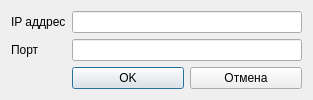
This is ethernetsettingwindow.ui in Gorbykov/InterfaceTester as Qt 5 draws it before an edit. The edited form follows.
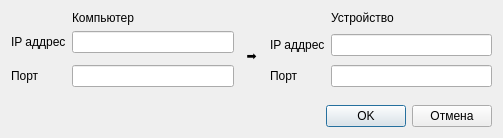
This is the edited form.

Commit message: two port

```diff
--- a/ethernetsettingwindow.ui
+++ b/ethernetsettingwindow.ui
@@ -6,36 +6,93 @@
    <rect>
     <x>0</x>
     <y>0</y>
-    <width>313</width>
-    <height>95</height>
+    <width>503</width>
+    <height>114</height>
    </rect>
   </property>
   <property name="windowTitle">
    <string>Dialog</string>
   </property>
   <layout class="QGridLayout" name="gridLayout">
-   <item row="0" column="0">
-    <widget class="QLabel" name="labelIp">
+   <item row="0" column="4">
+    <widget class="QLabel" name="labelR">
+     <property name="text">
+      <string>Устройство</string>
+     </property>
+    </widget>
+   </item>
+   <item row="1" column="3" rowspan="2">
+    <widget class="QLabel" name="labelIp_2">
      <property name="text">
       <string>IP аддрес</string>
      </property>
     </widget>
    </item>
+   <item row="1" column="4" rowspan="2">
+    <widget class="QLineEdit" name="lineEditIpR"/>
+   </item>
    <item row="0" column="1">
-    <widget class="QLineEdit" name="lineEditIp"/>
+    <widget class="QLabel" name="labelT">
+     <property name="text">
+      <string>Компьютер</string>
+     </property>
+    </widget>
+   </item>
+   <item row="1" column="1">
+    <widget class="QLineEdit" name="lineEditIpT"/>
    </item>
    <item row="1" column="0">
+    <widget class="QLabel" name="labelIp">
+     <property name="text">
+      <string>IP аддрес</string>
+     </property>
+    </widget>
+   </item>
+   <item row="3" column="1">
+    <widget class="QLineEdit" name="lineEditPortT"/>
+   </item>
+   <item row="3" column="0">
     <widget class="QLabel" name="labelPort">
      <property name="text">
       <string>Порт</string>
      </property>
     </widget>
    </item>
-   <item row="1" column="1">
-    <widget class="QLineEdit" name="lineEditPort"/>
+   <item row="3" column="4">
+    <widget class="QLineEdit" name="lineEditPortR"/>
    </item>
-   <item row="2" column="1">
+   <item row="3" column="3">
+    <widget class="QLabel" name="labelPort_2">
+     <property name="text">
+      <string>Порт</string>
+     </property>
+    </widget>
+   </item>
+   <item row="0" column="2" rowspan="6">
+    <widget class="QLabel" name="label">
+     <property name="text">
+      <string>  ➡  </string>
+     </property>
+     <property name="textFormat">
+      <enum>Qt::PlainText</enum>
+     </property>
+    </widget>
+   </item>
+   <item row="6" column="2" colspan="3">
     <layout class="QHBoxLayout" name="horizontalLayout_2">
+     <item>
+      <spacer name="horizontalSpacer">
+       <property name="orientation">
+        <enum>Qt::Horizontal</enum>
+       </property>
+       <property name="sizeHint" stdset="0">
+        <size>
+         <width>40</width>
+         <height>20</height>
+        </size>
+       </property>
+      </spacer>
+     </item>
      <item>
       <widget class="QPushButton" name="pushButtonOK">
        <property name="text">
```
Left out of the diff: 4 changed lines with no effect on the pictures. The commit also changes 7 other files.
